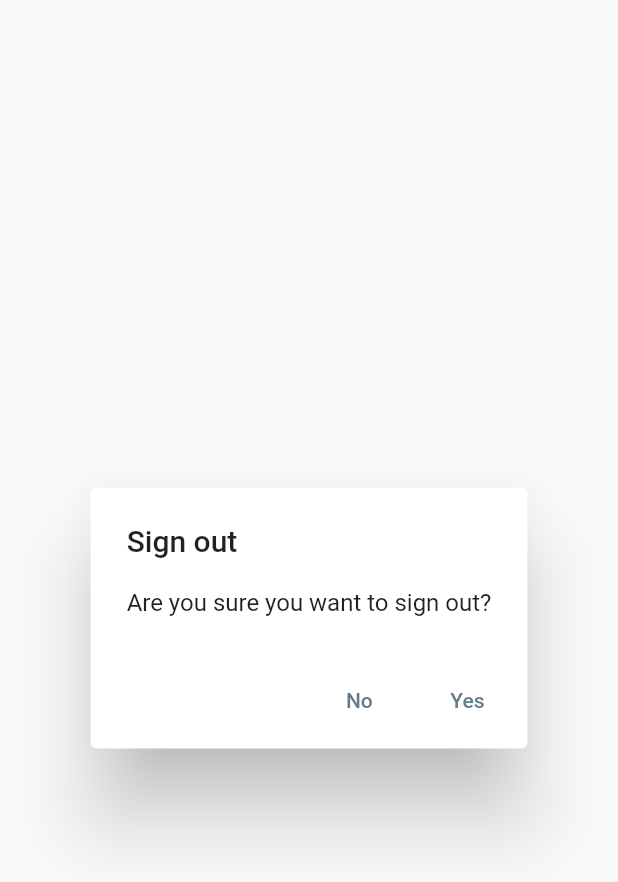
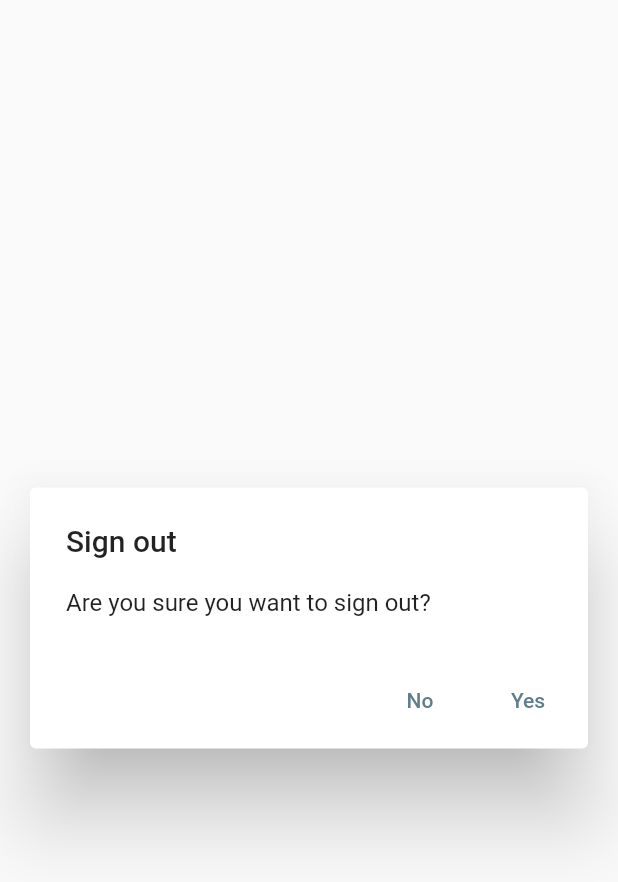
Before and after one commit to Quantonly/RoboWorks, a Flutter app: the SignOutDialog widget shown alone on an empty page, opened directly, on a phone screen of 412 x 824 dp. Shown: the top 882 px of the screen. Run offline on Flutter 3.47's test engine with Material 2 defaults, Android fonts, the phone set to English and light mode, and no system bars; our stand-ins replace cloud_firestore, firebase_auth, firebase_core, form_field_validator, page_transition, percent_indicator and 1 more; accounts and stored records are empty.

Commit message:
Dialog slider layout

```diff
--- a/lib/dialogs/sign_out_dialog.dart
+++ b/lib/dialogs/sign_out_dialog.dart
@@ -8,13 +8,11 @@ class SignOutDialog extends StatelessWidget {
   @override
   Widget build(BuildContext context) {
     return AlertDialog(
+      insetPadding: const EdgeInsets.all(20),
       title: const Text('Sign out'),
-      content: SingleChildScrollView(
-        child: ListBody(
-          children: const <Widget>[
-            Text('Are you sure you want to sign out?'),
-          ],
-        ),
+      content: const SizedBox(
+        width: double.maxFinite,
+        child: Text('Are you sure you want to sign out?'),
       ),
       actions: <Widget>[
         TextButton(
--- a/pubspec.yaml
+++ b/pubspec.yaml
@@ -15,6 +15,7 @@ dependencies:
   form_field_validator: ^1.1.0
   page_transition: ^2.0.5
   percent_indicator: ^4.0.0
+  syncfusion_flutter_sliders: ^19.4.48
 
   #Firebase
   firebase_core: ^1.12.0
```
Also changed, not shown: lib/dialogs/change_percentage_dialog.dart (+16 -3 lines), pubspec.lock.
